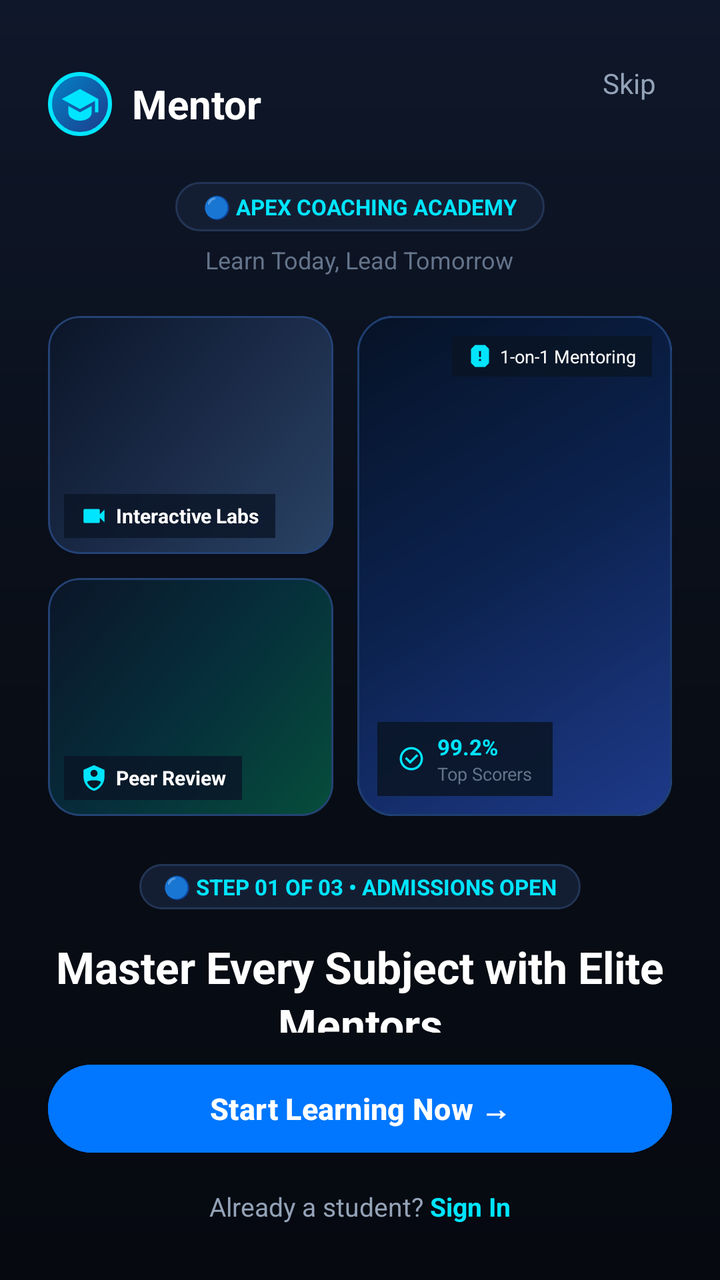
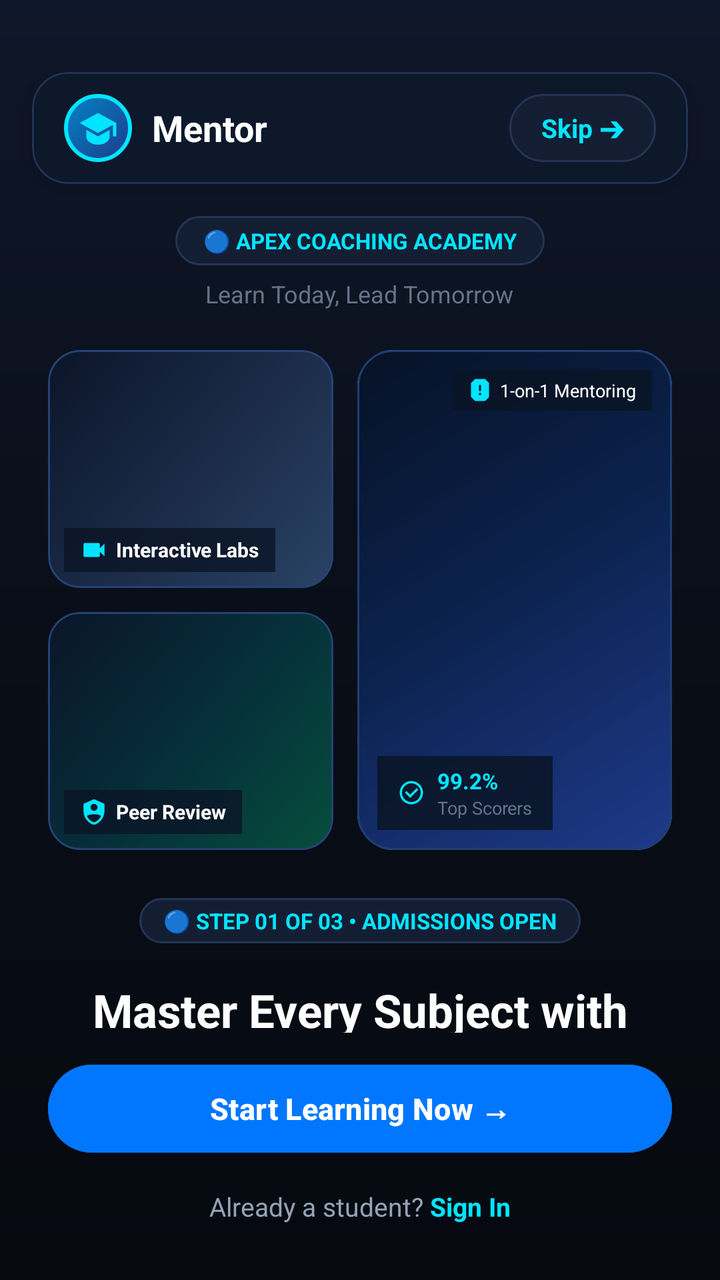

Two renders of the same Android screen: before a commit and after it. Below are the layout's source before the change and the commit's diff.
<!-- AndroidManifest.xml: application theme Theme.EduPulse -->
<!-- res/layout/fragment_onboarding.xml -->
<?xml version="1.0" encoding="utf-8"?>
<RelativeLayout
    xmlns:android="http://schemas.android.com/apk/res/android"
    xmlns:app="http://schemas.android.com/apk/res-auto"
    xmlns:tools="http://schemas.android.com/tools"
    android:layout_width="match_parent"
    android:layout_height="match_parent"
    android:background="@drawable/bg_dark_cyber_gradient">

    
    <RelativeLayout
        android:id="@+id/topBarOnboarding"
        android:layout_width="match_parent"
        android:layout_height="wrap_content"
        android:paddingHorizontal="24dp"
        android:paddingTop="36dp"
        android:paddingBottom="12dp">

        <LinearLayout
            android:layout_width="wrap_content"
            android:layout_height="wrap_content"
            android:orientation="horizontal"
            android:gravity="center_vertical"
            android:layout_alignParentStart="true">

            <ImageView
                android:layout_width="32dp"
                android:layout_height="32dp"
                android:background="@drawable/bg_icon_container_glow"
                android:padding="6dp"
                android:src="@drawable/ic_graduation_cap"
                app:tint="@color/cyan_neon" />

            <TextView
                android:layout_width="wrap_content"
                android:layout_height="wrap_content"
                android:layout_marginStart="10dp"
                android:text="Mentor"
                android:textColor="@color/text_primary"
                android:textSize="20sp"
                android:textStyle="bold" />
        </LinearLayout>

        <TextView
            android:id="@+id/tvSkipOnboarding"
            android:layout_width="wrap_content"
            android:layout_height="wrap_content"
            android:layout_alignParentEnd="true"
            android:layout_centerVertical="true"
            android:padding="8dp"
            android:text="Skip"
            android:textColor="@color/text_secondary"
            android:textSize="14sp" />
    </RelativeLayout>

    
    <androidx.core.widget.NestedScrollView
        android:layout_width="match_parent"
        android:layout_height="match_parent"
        android:layout_below="@id/topBarOnboarding"
        android:layout_above="@id/bottomActionLayout"
        android:fillViewport="true">

        <LinearLayout
            android:layout_width="match_parent"
            android:layout_height="wrap_content"
            android:orientation="vertical"
            android:gravity="center_horizontal"
            android:paddingHorizontal="24dp"
            android:paddingTop="8dp"
            android:paddingBottom="16dp">

            
            <TextView
                android:layout_width="wrap_content"
                android:layout_height="wrap_content"
                android:background="@drawable/bg_badge_pill"
                android:paddingHorizontal="14dp"
                android:paddingVertical="5dp"
                android:text="🔵 APEX COACHING ACADEMY"
                android:textColor="@color/cyan_neon"
                android:textSize="11sp"
                android:textStyle="bold" />

            <TextView
                android:layout_width="wrap_content"
                android:layout_height="wrap_content"
                android:layout_marginTop="6dp"
                android:text="Learn Today, Lead Tomorrow"
                android:textColor="@color/text_tertiary"
                android:textSize="12sp" />

            
            <LinearLayout
                android:layout_width="match_parent"
                android:layout_height="250dp"
                android:layout_marginTop="20dp"
                android:orientation="horizontal">

                
                <LinearLayout
                    android:layout_width="0dp"
                    android:layout_height="match_parent"
                    android:layout_weight="1"
                    android:layout_marginEnd="6dp"
                    android:orientation="vertical">

                    
                    <com.google.android.material.card.MaterialCardView
                        android:layout_width="match_parent"
                        android:layout_height="0dp"
                        android:layout_weight="1"
                        android:layout_marginBottom="6dp"
                        app:cardCornerRadius="16dp"
                        app:cardBackgroundColor="#0F203D"
                        app:strokeColor="#244275"
                        app:strokeWidth="1dp">

                        <RelativeLayout
                            android:layout_width="match_parent"
                            android:layout_height="match_parent">

                            <ImageView
                                android:layout_width="match_parent"
                                android:layout_height="match_parent"
                                android:scaleType="centerCrop"
                                android:src="@drawable/bg_course_mock_1" />

                            <LinearLayout
                                android:layout_width="wrap_content"
                                android:layout_height="wrap_content"
                                android:layout_alignParentStart="true"
                                android:layout_alignParentBottom="true"
                                android:layout_margin="8dp"
                                android:background="#CC0A1526"
                                android:paddingHorizontal="8dp"
                                android:paddingVertical="4dp"
                                android:orientation="horizontal"
                                android:gravity="center_vertical">

                                <ImageView
                                    android:layout_width="14dp"
                                    android:layout_height="14dp"
                                    android:src="@drawable/ic_video_lecture"
                                    app:tint="@color/cyan_neon" />

                                <TextView
                                    android:layout_width="wrap_content"
                                    android:layout_height="wrap_content"
                                    android:layout_marginStart="4dp"
                                    android:text="Interactive Labs"
                                    android:textColor="@color/text_primary"
                                    android:textSize="10sp"
                                    android:textStyle="bold" />
                            </LinearLayout>
                        </RelativeLayout>
                    </com.google.android.material.card.MaterialCardView>

                    
                    <com.google.android.material.card.MaterialCardView
                        android:layout_width="match_parent"
                        android:layout_height="0dp"
                        android:layout_weight="1"
                        android:layout_marginTop="6dp"
                        app:cardCornerRadius="16dp"
                        app:cardBackgroundColor="#0F203D"
                        app:strokeColor="#244275"
                        app:strokeWidth="1dp">

                        <RelativeLayout
                            android:layout_width="match_parent"
                            android:layout_height="match_parent">

                            <ImageView
                                android:layout_width="match_parent"
                                android:layout_height="match_parent"
                                android:scaleType="centerCrop"
                                android:src="@drawable/bg_course_mock_2" />

                            <LinearLayout
                                android:layout_width="wrap_content"
                                android:layout_height="wrap_content"
                                android:layout_alignParentStart="true"
                                android:layout_alignParentBottom="true"
                                android:layout_margin="8dp"
                                android:background="#CC0A1526"
                                android:paddingHorizontal="8dp"
                                android:paddingVertical="4dp"
                                android:orientation="horizontal"
                                android:gravity="center_vertical">

                                <ImageView
                                    android:layout_width="14dp"
                                    android:layout_height="14dp"
                                    android:src="@drawable/ic_teacher"
                                    app:tint="@color/cyan_neon" />

                                <TextView
                                    android:layout_width="wrap_content"
                                    android:layout_height="wrap_content"
                                    android:layout_marginStart="4dp"
                                    android:text="Peer Review"
                                    android:textColor="@color/text_primary"
                                    android:textSize="10sp"
                                    android:textStyle="bold" />
                            </LinearLayout>
                        </RelativeLayout>
                    </com.google.android.material.card.MaterialCardView>
                </LinearLayout>

                
                <com.google.android.material.card.MaterialCardView
                    android:layout_width="0dp"
                    android:layout_height="match_parent"
                    android:layout_weight="1.1"
                    android:layout_marginStart="6dp"
                    app:cardCornerRadius="18dp"
                    app:cardBackgroundColor="#0D1E38"
                    app:strokeColor="#1F3E70"
                    app:strokeWidth="1dp">

                    <RelativeLayout
                        android:layout_width="match_parent"
                        android:layout_height="match_parent">

                        <ImageView
                            android:layout_width="match_parent"
                            android:layout_height="match_parent"
                            android:scaleType="centerCrop"
                            android:src="@drawable/bg_book_cover_physics" />

                        
                        <LinearLayout
                            android:layout_width="wrap_content"
                            android:layout_height="wrap_content"
                            android:layout_alignParentEnd="true"
                            android:layout_alignParentTop="true"
                            android:layout_margin="10dp"
                            android:background="#DD0A1526"
                            android:paddingHorizontal="8dp"
                            android:paddingVertical="4dp"
                            android:orientation="horizontal"
                            android:gravity="center_vertical">

                            <ImageView
                                android:layout_width="12dp"
                                android:layout_height="12dp"
                                android:src="@drawable/ic_lightning"
                                app:tint="@color/cyan_neon" />

                            <TextView
                                android:layout_width="wrap_content"
                                android:layout_height="wrap_content"
                                android:layout_marginStart="4dp"
                                android:text="1-on-1 Mentoring"
                                android:textColor="@color/text_primary"
                                android:textSize="9sp" />
                        </LinearLayout>

                        
                        <LinearLayout
                            android:layout_width="wrap_content"
                            android:layout_height="wrap_content"
                            android:layout_alignParentStart="true"
                            android:layout_alignParentBottom="true"
                            android:layout_margin="10dp"
                            android:background="#DD0A1526"
                            android:paddingHorizontal="10dp"
                            android:paddingVertical="5dp"
                            android:orientation="horizontal"
                            android:gravity="center_vertical">

                            <ImageView
                                android:layout_width="14dp"
                                android:layout_height="14dp"
                                android:src="@drawable/ic_verified"
                                app:tint="@color/cyan_neon" />

                            <LinearLayout
                                android:layout_width="wrap_content"
                                android:layout_height="wrap_content"
                                android:layout_marginStart="6dp"
                                android:orientation="vertical">

                                <TextView
                                    android:layout_width="wrap_content"
                                    android:layout_height="wrap_content"
                                    android:text="99.2%"
                                    android:textColor="@color/cyan_neon"
                                    android:textSize="11sp"
                                    android:textStyle="bold" />

                                <TextView
                                    android:layout_width="wrap_content"
                                    android:layout_height="wrap_content"
                                    android:text="Top Scorers"
                                    android:textColor="@color/text_tertiary"
                                    android:textSize="9sp" />
                            </LinearLayout>
                        </LinearLayout>
                    </RelativeLayout>
                </com.google.android.material.card.MaterialCardView>
            </LinearLayout>

            
            <TextView
                android:layout_width="wrap_content"
                android:layout_height="wrap_content"
                android:layout_marginTop="24dp"
                android:background="@drawable/bg_badge_pill"
                android:paddingHorizontal="12dp"
                android:paddingVertical="4dp"
                android:text="🔵 STEP 01 OF 03 • ADMISSIONS OPEN"
                android:textColor="@color/cyan_neon"
                android:textSize="11sp"
                android:textStyle="bold" />

            
            <TextView
                android:layout_width="match_parent"
                android:layout_height="wrap_content"
                android:layout_marginTop="14dp"
                android:gravity="center"
                android:text="Master Every Subject with Elite Mentors"
                android:textColor="@color/text_primary"
                android:textSize="22sp"
                android:textStyle="bold"
                android:lineSpacingExtra="3dp" />

            
            <TextView
                android:layout_width="match_parent"
                android:layout_height="wrap_content"
                android:layout_marginTop="10dp"
                android:gravity="center"
                android:text="Personalized 1-on-1 coaching, interactive live doubt clearing, and curated syllabi tailored to achieve your dream university goals."
                android:textColor="@color/text_secondary"
                android:textSize="13sp"
                android:lineSpacingExtra="3dp" />

            
            <LinearLayout
                android:layout_width="wrap_content"
                android:layout_height="wrap_content"
                android:layout_marginTop="18dp"
                android:orientation="horizontal"
                android:gravity="center">

                <View
                    android:layout_width="20dp"
                    android:layout_height="5dp"
                    android:background="@drawable/bg_neon_button" />

                <View
                    android:layout_width="6dp"
                    android:layout_height="5dp"
                    android:layout_marginStart="6dp"
                    android:background="#203254" />

                <View
                    android:layout_width="6dp"
                    android:layout_height="5dp"
                    android:layout_marginStart="6dp"
                    android:background="#203254" />
            </LinearLayout>

        </LinearLayout>
    </androidx.core.widget.NestedScrollView>

    
    <LinearLayout
        android:id="@+id/bottomActionLayout"
        android:layout_width="match_parent"
        android:layout_height="wrap_content"
        android:layout_alignParentBottom="true"
        android:orientation="vertical"
        android:gravity="center_horizontal"
        android:paddingHorizontal="24dp"
        android:paddingBottom="28dp"
        android:paddingTop="12dp">

        
        <com.google.android.material.button.MaterialButton
            android:id="@+id/btnStartLearningNow"
            android:layout_width="match_parent"
            android:layout_height="52dp"
            android:backgroundTint="#0077FE"
            android:text="Start Learning Now →"
            android:textAllCaps="false"
            android:textColor="@color/text_primary"
            android:textSize="15sp"
            android:textStyle="bold"
            app:cornerRadius="26dp" />

        
        <LinearLayout
            android:layout_width="wrap_content"
            android:layout_height="wrap_content"
            android:layout_marginTop="14dp"
            android:orientation="horizontal"
            android:gravity="center">

            <TextView
                android:layout_width="wrap_content"
                android:layout_height="wrap_content"
                android:text="Already a student? "
                android:textColor="@color/text_secondary"
                android:textSize="13sp" />

            <TextView
                android:id="@+id/tvSignInLink"
                android:layout_width="wrap_content"
                android:layout_height="wrap_content"
                android:text="Sign In"
                android:textColor="@color/cyan_neon"
                android:textSize="13sp"
                android:textStyle="bold" />
        </LinearLayout>
    </LinearLayout>

</RelativeLayout>
<!-- resources referenced by this layout -->
<resources>
  <color name="cyan_neon">#00E5FF</color>
  <color name="text_primary">#FFFFFF</color>
  <color name="text_secondary">#94A3B8</color>
  <color name="text_tertiary">#64748B</color>
  <!-- drawable bg_badge_pill (drawable) -->
  <?xml version="1.0" encoding="utf-8"?>
  <shape xmlns:android="http://schemas.android.com/apk/res/android"
      android:shape="rectangle">
      <corners android:radius="999dp" />
      <solid android:color="#141E33" />
      <stroke
          android:width="1dp"
          android:color="#233555" />
  </shape>
  <!-- drawable bg_course_mock_1 (drawable) -->
  <?xml version="1.0" encoding="utf-8"?>
  <shape xmlns:android="http://schemas.android.com/apk/res/android"
      android:shape="rectangle">
      <gradient
          android:angle="135"
          android:startColor="#2A4365"
          android:centerColor="#1A2A47"
          android:endColor="#0B1528"
          android:type="linear" />
  </shape>
  <!-- drawable bg_course_mock_2 (drawable) -->
  <?xml version="1.0" encoding="utf-8"?>
  <shape xmlns:android="http://schemas.android.com/apk/res/android"
      android:shape="rectangle">
      <gradient
          android:angle="135"
          android:startColor="#064E3B"
          android:centerColor="#062E3B"
          android:endColor="#0B1528"
          android:type="linear" />
  </shape>
  <!-- drawable bg_dark_cyber_gradient (drawable) -->
  <?xml version="1.0" encoding="utf-8"?>
  <shape xmlns:android="http://schemas.android.com/apk/res/android"
      android:shape="rectangle">
      <gradient
          android:angle="270"
          android:startColor="#0F172A"
          android:centerColor="#090E17"
          android:endColor="#060910"
          android:type="linear" />
  </shape>
  <!-- drawable ic_lightning (drawable) -->
  <vector xmlns:android="http://schemas.android.com/apk/res/android"
      android:width="24dp"
      android:height="24dp"
      android:viewportWidth="24"
      android:viewportHeight="24">
      <path
          android:fillColor="#00E5FF"
          android:pathData="M11,15H13V17H11V15M11,7H13V13H11V7M7,1L3,5V19L7,23H17L21,19V5L17,1H7Z" />
  </vector>
  <style name="Theme.EduPulse" parent="Theme.Material3.Dark.NoActionBar">
          
          <item name="colorPrimary">@color/cyan_neon</item>
          <item name="colorOnPrimary">#000000</item>
          <item name="colorPrimaryContainer">@color/cyan_glow</item>
          <item name="colorOnPrimaryContainer">@color/cyan_neon</item>
  
          <item name="colorSecondary">@color/blue_electric</item>
          <item name="colorOnSecondary">#FFFFFF</item>
  
          <item name="android:windowBackground">@color/bg_screen</item>
          <item name="android:statusBarColor">@color/bg_screen</item>
          <item name="android:navigationBarColor">@color/bg_screen</item>
          <item name="android:windowLightStatusBar" tools:targetApi="m">false</item>
  
          
          <item name="textAppearanceHeadlineLarge">@style/TextAppearance.EduPulse.Headline</item>
          <item name="textAppearanceBodyMedium">@style/TextAppearance.EduPulse.Body</item>
      </style>
  <color name="cyan_glow">#4D00E5FF</color>
  <color name="blue_electric">#0077FE</color>
  <color name="bg_screen">#090E17</color>
  <style name="TextAppearance.EduPulse.Headline" parent="TextAppearance.Material3.HeadlineLarge">
          <item name="android:textColor">@color/text_primary</item>
          <item name="android:textStyle">bold</item>
          <item name="android:fontFamily">sans-serif-medium</item>
      </style>
  <style name="TextAppearance.EduPulse.Body" parent="TextAppearance.Material3.BodyMedium">
          <item name="android:textColor">@color/text_secondary</item>
          <item name="android:lineSpacingExtra">2dp</item>
      </style>
  <!-- unchanged entries left out for length: 7 -->
</resources>

<!-- the commit's change to res/layout/fragment_onboarding.xml (unified diff, before → after) -->
@@ -8,50 +8,65 @@
     android:background="@drawable/bg_dark_cyber_gradient">
 
     
-    <RelativeLayout
+    <com.google.android.material.card.MaterialCardView
         android:id="@+id/topBarOnboarding"
         android:layout_width="match_parent"
         android:layout_height="wrap_content"
-        android:paddingHorizontal="24dp"
-        android:paddingTop="36dp"
-        android:paddingBottom="12dp">
-
-        <LinearLayout
-            android:layout_width="wrap_content"
-            android:layout_height="wrap_content"
-            android:orientation="horizontal"
-            android:gravity="center_vertical"
-            android:layout_alignParentStart="true">
-
-            <ImageView
-                android:layout_width="32dp"
-                android:layout_height="32dp"
-                android:background="@drawable/bg_icon_container_glow"
-                android:padding="6dp"
-                android:src="@drawable/ic_graduation_cap"
-                app:tint="@color/cyan_neon" />
-
-            <TextView
-                android:layout_width="wrap_content"
-                android:layout_height="wrap_content"
-                android:layout_marginStart="10dp"
-                android:text="Mentor"
-                android:textColor="@color/text_primary"
-                android:textSize="20sp"
+        android:layout_marginHorizontal="16dp"
+        android:layout_marginTop="36dp"
+        android:layout_marginBottom="8dp"
+        app:cardCornerRadius="18dp"
+        app:cardElevation="6dp"
+        app:cardBackgroundColor="#0D182B"
+        app:strokeColor="#1E3354"
+        app:strokeWidth="1dp">
+
+        <RelativeLayout
+            android:layout_width="match_parent"
+            android:layout_height="56dp"
+            android:paddingHorizontal="16dp">
+
+            <LinearLayout
+                android:layout_width="wrap_content"
+                android:layout_height="match_parent"
+                android:orientation="horizontal"
+                android:gravity="center_vertical"
+                android:layout_alignParentStart="true">
+
+                <ImageView
+                    android:layout_width="34dp"
+                    android:layout_height="34dp"
+                    android:background="@drawable/bg_icon_container_glow"
+                    android:padding="7dp"
+                    android:src="@drawable/ic_graduation_cap"
+                    app:tint="@color/cyan_neon" />
+
+                <TextView
+                    android:layout_width="wrap_content"
+                    android:layout_height="wrap_content"
+                    android:layout_marginStart="10dp"
+                    android:text="Mentor"
+                    android:textColor="@color/text_primary"
+                    android:textSize="18sp"
+                    android:textStyle="bold" />
+            </LinearLayout>
+
+            
+            <TextView
+                android:id="@+id/tvSkipOnboarding"
+                android:layout_width="wrap_content"
+                android:layout_height="34dp"
+                android:layout_alignParentEnd="true"
+                android:layout_centerVertical="true"
+                android:background="@drawable/bg_badge_pill"
+                android:gravity="center"
+                android:paddingHorizontal="16dp"
+                android:text="Skip ➔"
+                android:textColor="@color/cyan_neon"
+                android:textSize="13sp"
                 android:textStyle="bold" />
-        </LinearLayout>
-
-        <TextView
-            android:id="@+id/tvSkipOnboarding"
-            android:layout_width="wrap_content"
-            android:layout_height="wrap_content"
-            android:layout_alignParentEnd="true"
-            android:layout_centerVertical="true"
-            android:padding="8dp"
-            android:text="Skip"
-            android:textColor="@color/text_secondary"
-            android:textSize="14sp" />
-    </RelativeLayout>
+        </RelativeLayout>
+    </com.google.android.material.card.MaterialCardView>
 
     
     <androidx.core.widget.NestedScrollView
@@ -319,13 +334,14 @@
             <TextView
                 android:layout_width="match_parent"
                 android:layout_height="wrap_content"
-                android:layout_marginTop="14dp"
+                android:layout_marginTop="18dp"
                 android:gravity="center"
+                android:paddingHorizontal="10dp"
                 android:text="Master Every Subject with Elite Mentors"
                 android:textColor="@color/text_primary"
-                android:textSize="22sp"
+                android:textSize="23sp"
                 android:textStyle="bold"
-                android:lineSpacingExtra="3dp" />
+                android:lineSpacingExtra="4dp" />
 
             
             <TextView
<!-- resource entries referenced after the edit -->
@@ -71,6 +71,8 @@
           <item name="android:statusBarColor">@color/bg_screen</item>
           <item name="android:navigationBarColor">@color/bg_screen</item>
           <item name="android:windowLightStatusBar" tools:targetApi="m">false</item>
+          <item name="android:windowLightNavigationBar" tools:targetApi="o_mr1">false</item>
+          <item name="android:windowSoftInputMode">adjustResize</item>
   
           
           <item name="textAppearanceHeadlineLarge">@style/TextAppearance.EduPulse.Headline</item>
